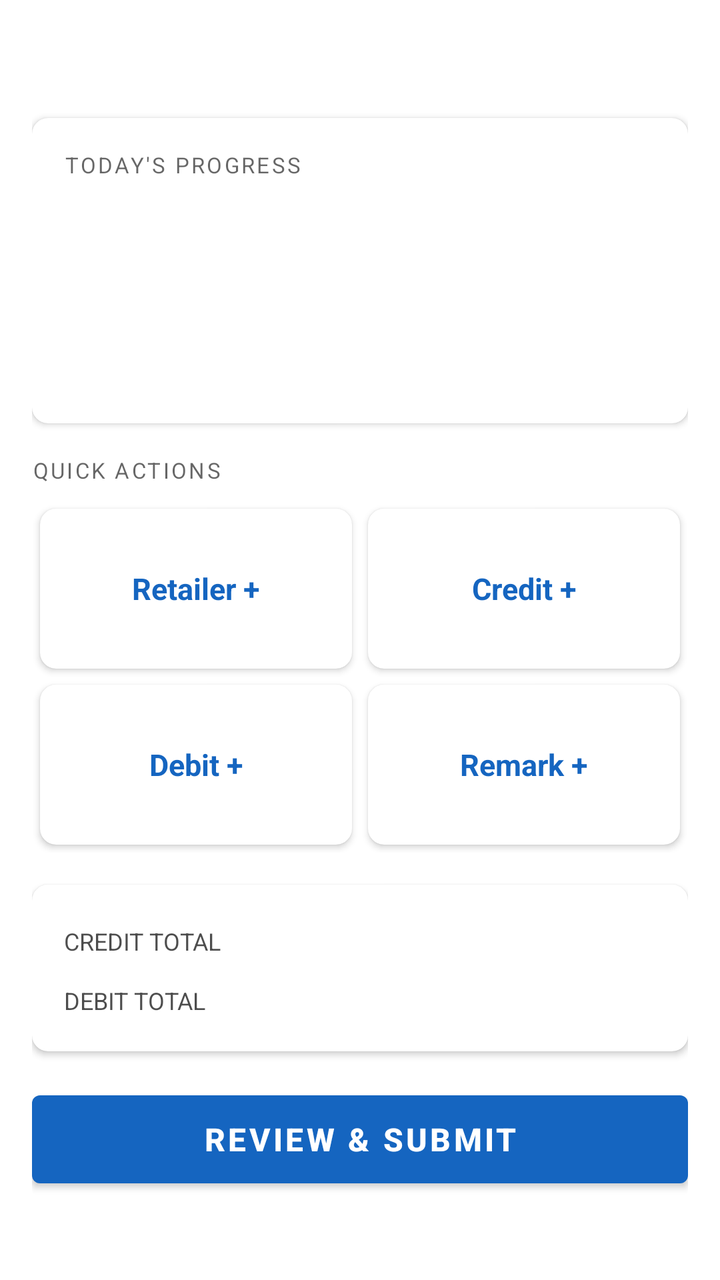
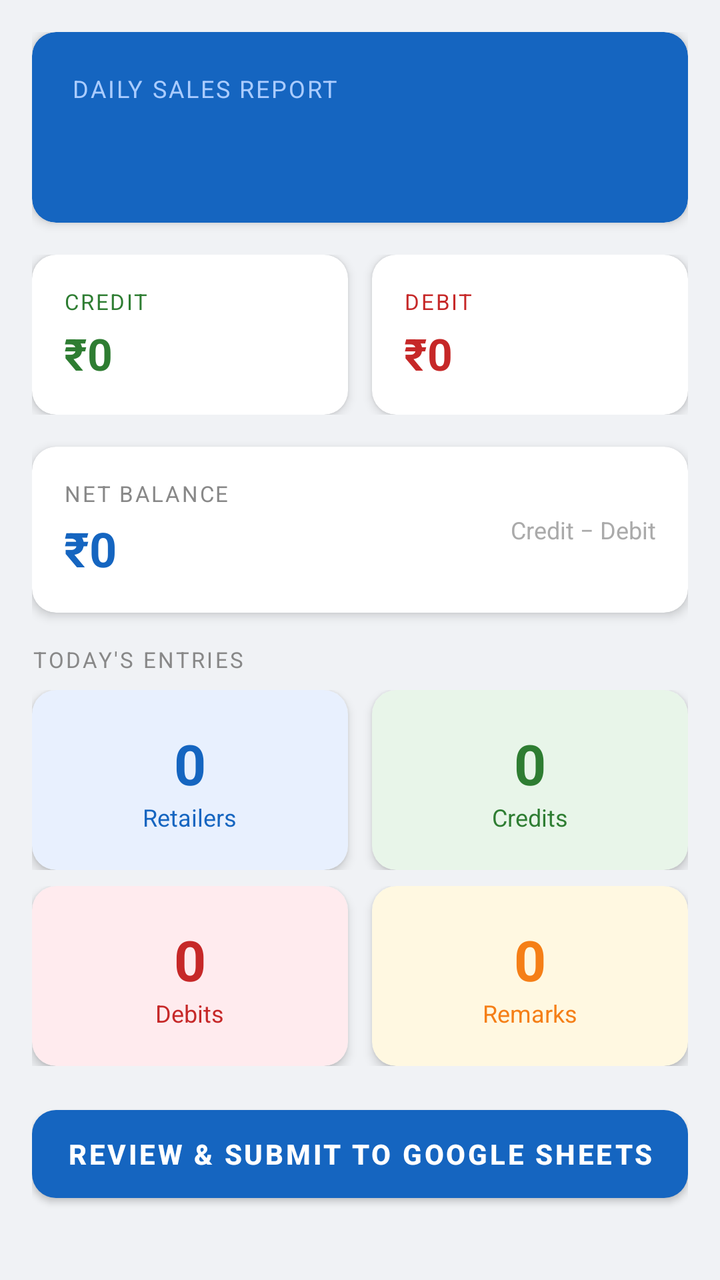

The first picture is an Android layout as it rendered before a commit; the second is the same layout after the commit. The layout source and the unified diff follow.
<!-- AndroidManifest.xml: application theme Theme.DSRApp -->
<!-- res/layout/fragment_dashboard.xml -->
<?xml version="1.0" encoding="utf-8"?>
<androidx.core.widget.NestedScrollView
    xmlns:android="http://schemas.android.com/apk/res/android"
    xmlns:app="http://schemas.android.com/apk/res-auto"
    android:layout_width="match_parent"
    android:layout_height="match_parent"
    android:background="?attr/colorSurface">

    <LinearLayout
        android:layout_width="match_parent"
        android:layout_height="wrap_content"
        android:orientation="vertical"
        android:padding="16dp">

        
        <TextView
            android:id="@+id/tv_dashboard_date"
            android:layout_width="wrap_content"
            android:layout_height="wrap_content"
            android:textSize="20sp"
            android:textStyle="bold"
            android:textColor="?attr/colorPrimary"
            android:layout_marginBottom="16dp" />

        
        <androidx.cardview.widget.CardView
            android:layout_width="match_parent"
            android:layout_height="wrap_content"
            app:cardElevation="2dp"
            app:cardCornerRadius="8dp"
            android:layout_marginBottom="16dp">

            <LinearLayout
                android:layout_width="match_parent"
                android:layout_height="wrap_content"
                android:orientation="vertical"
                android:padding="16dp">

                <TextView
                    android:layout_width="wrap_content"
                    android:layout_height="wrap_content"
                    android:text="TODAY'S PROGRESS"
                    android:textSize="11sp"
                    android:textAllCaps="true"
                    android:letterSpacing="0.1"
                    android:textColor="?attr/colorOnSurface"
                    android:alpha="0.6"
                    android:layout_marginBottom="12dp" />

                <TextView
                    android:id="@+id/tv_count_retailers"
                    android:layout_width="wrap_content"
                    android:layout_height="wrap_content"
                    android:textSize="14sp"
                    android:textColor="?attr/colorOnSurface"
                    android:layout_marginBottom="6dp" />

                <TextView
                    android:id="@+id/tv_count_credit"
                    android:layout_width="wrap_content"
                    android:layout_height="wrap_content"
                    android:textSize="14sp"
                    android:textColor="?attr/colorOnSurface"
                    android:layout_marginBottom="6dp" />

                <TextView
                    android:id="@+id/tv_count_debit"
                    android:layout_width="wrap_content"
                    android:layout_height="wrap_content"
                    android:textSize="14sp"
                    android:textColor="?attr/colorOnSurface"
                    android:layout_marginBottom="6dp" />

                <TextView
                    android:id="@+id/tv_count_remarks"
                    android:layout_width="wrap_content"
                    android:layout_height="wrap_content"
                    android:textSize="14sp"
                    android:textColor="?attr/colorOnSurface" />

            </LinearLayout>
        </androidx.cardview.widget.CardView>

        
        <TextView
            android:layout_width="wrap_content"
            android:layout_height="wrap_content"
            android:text="QUICK ACTIONS"
            android:textSize="11sp"
            android:textAllCaps="true"
            android:letterSpacing="0.1"
            android:textColor="?attr/colorOnSurface"
            android:alpha="0.6"
            android:layout_marginBottom="8dp" />

        <GridLayout
            android:layout_width="match_parent"
            android:layout_height="wrap_content"
            android:columnCount="2"
            android:rowCount="2"
            android:layout_marginBottom="16dp">

            <androidx.cardview.widget.CardView
                android:id="@+id/card_retailer"
                android:layout_width="0dp"
                android:layout_height="80dp"
                android:layout_margin="4dp"
                app:cardElevation="2dp"
                app:cardCornerRadius="8dp"
                android:layout_columnWeight="1">

                <TextView
                    android:layout_width="match_parent"
                    android:layout_height="match_parent"
                    android:gravity="center"
                    android:text="Retailer +"
                    android:textSize="15sp"
                    android:textStyle="bold"
                    android:textColor="?attr/colorPrimary" />
            </androidx.cardview.widget.CardView>

            <androidx.cardview.widget.CardView
                android:id="@+id/card_credit"
                android:layout_width="0dp"
                android:layout_height="80dp"
                android:layout_margin="4dp"
                app:cardElevation="2dp"
                app:cardCornerRadius="8dp"
                android:layout_columnWeight="1">

                <TextView
                    android:layout_width="match_parent"
                    android:layout_height="match_parent"
                    android:gravity="center"
                    android:text="Credit +"
                    android:textSize="15sp"
                    android:textStyle="bold"
                    android:textColor="?attr/colorPrimary" />
            </androidx.cardview.widget.CardView>

            <androidx.cardview.widget.CardView
                android:id="@+id/card_debit"
                android:layout_width="0dp"
                android:layout_height="80dp"
                android:layout_margin="4dp"
                app:cardElevation="2dp"
                app:cardCornerRadius="8dp"
                android:layout_columnWeight="1">

                <TextView
                    android:layout_width="match_parent"
                    android:layout_height="match_parent"
                    android:gravity="center"
                    android:text="Debit +"
                    android:textSize="15sp"
                    android:textStyle="bold"
                    android:textColor="?attr/colorPrimary" />
            </androidx.cardview.widget.CardView>

            <androidx.cardview.widget.CardView
                android:id="@+id/card_remark"
                android:layout_width="0dp"
                android:layout_height="80dp"
                android:layout_margin="4dp"
                app:cardElevation="2dp"
                app:cardCornerRadius="8dp"
                android:layout_columnWeight="1">

                <TextView
                    android:layout_width="match_parent"
                    android:layout_height="match_parent"
                    android:gravity="center"
                    android:text="Remark +"
                    android:textSize="15sp"
                    android:textStyle="bold"
                    android:textColor="?attr/colorPrimary" />
            </androidx.cardview.widget.CardView>

        </GridLayout>

        
        <androidx.cardview.widget.CardView
            android:layout_width="match_parent"
            android:layout_height="wrap_content"
            app:cardElevation="2dp"
            app:cardCornerRadius="8dp"
            android:layout_marginBottom="16dp">

            <LinearLayout
                android:layout_width="match_parent"
                android:layout_height="wrap_content"
                android:orientation="vertical"
                android:padding="16dp">

                <LinearLayout
                    android:layout_width="match_parent"
                    android:layout_height="wrap_content"
                    android:orientation="horizontal"
                    android:layout_marginBottom="8dp">

                    <TextView
                        android:layout_width="0dp"
                        android:layout_height="wrap_content"
                        android:layout_weight="1"
                        android:text="CREDIT TOTAL"
                        android:textSize="12sp"
                        android:textAllCaps="true"
                        android:textColor="?attr/colorOnSurface"
                        android:alpha="0.7" />

                    <TextView
                        android:id="@+id/tv_credit_total"
                        android:layout_width="wrap_content"
                        android:layout_height="wrap_content"
                        android:textSize="16sp"
                        android:textStyle="bold"
                        android:textColor="@color/colorPrimary" />
                </LinearLayout>

                <LinearLayout
                    android:layout_width="match_parent"
                    android:layout_height="wrap_content"
                    android:orientation="horizontal">

                    <TextView
                        android:layout_width="0dp"
                        android:layout_height="wrap_content"
                        android:layout_weight="1"
                        android:text="DEBIT TOTAL"
                        android:textSize="12sp"
                        android:textAllCaps="true"
                        android:textColor="?attr/colorOnSurface"
                        android:alpha="0.7" />

                    <TextView
                        android:id="@+id/tv_debit_total"
                        android:layout_width="wrap_content"
                        android:layout_height="wrap_content"
                        android:textSize="16sp"
                        android:textStyle="bold"
                        android:textColor="@color/colorAccent" />
                </LinearLayout>

            </LinearLayout>
        </androidx.cardview.widget.CardView>

        
        <com.google.android.material.button.MaterialButton
            android:id="@+id/btn_review_submit"
            style="@style/Widget.MaterialComponents.Button"
            android:layout_width="match_parent"
            android:layout_height="56dp"
            android:text="REVIEW &amp; SUBMIT"
            android:textSize="16sp"
            android:textStyle="bold"
            android:layout_marginBottom="80dp" />

    </LinearLayout>
</androidx.core.widget.NestedScrollView>
<!-- resources referenced by this layout -->
<resources>
  <color name="colorAccent">#FF6F00</color>
  <color name="colorPrimary">#1565C0</color>
  <style name="Theme.DSRApp" parent="Theme.MaterialComponents.DayNight.DarkActionBar">
          <item name="colorPrimary">@color/colorPrimary</item>
          <item name="colorPrimaryVariant">@color/colorPrimaryVariant</item>
          <item name="colorOnPrimary">@android:color/white</item>
          <item name="colorAccent">@color/colorAccent</item>
      </style>
  <color name="colorPrimaryVariant">#003c8f</color>
</resources>

<!-- the commit's change to res/layout/fragment_dashboard.xml (unified diff, before → after) -->
@@ -4,245 +4,355 @@
     xmlns:app="http://schemas.android.com/apk/res-auto"
     android:layout_width="match_parent"
     android:layout_height="match_parent"
-    android:background="?attr/colorSurface">
+    android:background="#F0F2F5">
 
     <LinearLayout
         android:layout_width="match_parent"
         android:layout_height="wrap_content"
         android:orientation="vertical"
-        android:padding="16dp">
-
-        
-        <TextView
-            android:id="@+id/tv_dashboard_date"
-            android:layout_width="wrap_content"
-            android:layout_height="wrap_content"
-            android:textSize="20sp"
-            android:textStyle="bold"
-            android:textColor="?attr/colorPrimary"
-            android:layout_marginBottom="16dp" />
+        android:paddingStart="16dp"
+        android:paddingEnd="16dp"
+        android:paddingTop="16dp"
+        android:paddingBottom="100dp">
 
         
         <androidx.cardview.widget.CardView
             android:layout_width="match_parent"
             android:layout_height="wrap_content"
-            app:cardElevation="2dp"
-            app:cardCornerRadius="8dp"
+            app:cardElevation="3dp"
+            app:cardCornerRadius="12dp"
+            app:cardBackgroundColor="@color/colorPrimary"
             android:layout_marginBottom="16dp">
 
             <LinearLayout
                 android:layout_width="match_parent"
                 android:layout_height="wrap_content"
                 android:orientation="vertical"
-                android:padding="16dp">
+                android:padding="20dp">
 
                 <TextView
                     android:layout_width="wrap_content"
                     android:layout_height="wrap_content"
-                    android:text="TODAY'S PROGRESS"
-                    android:textSize="11sp"
+                    android:text="Daily Sales Report"
+                    android:textSize="12sp"
                     android:textAllCaps="true"
-                    android:letterSpacing="0.1"
-                    android:textColor="?attr/colorOnSurface"
-                    android:alpha="0.6"
-                    android:layout_marginBottom="12dp" />
+                    android:letterSpacing="0.08"
+                    android:textColor="#AACCFF" />
 
                 <TextView
-                    android:id="@+id/tv_count_retailers"
+                    android:id="@+id/tv_dashboard_date"
                     android:layout_width="wrap_content"
                     android:layout_height="wrap_content"
-                    android:textSize="14sp"
-                    android:textColor="?attr/colorOnSurface"
-                    android:layout_marginBottom="6dp" />
-
-                <TextView
-                    android:id="@+id/tv_count_credit"
-                    android:layout_width="wrap_content"
-                    android:layout_height="wrap_content"
-                    android:textSize="14sp"
-                    android:textColor="?attr/colorOnSurface"
-                    android:layout_marginBottom="6dp" />
-
-                <TextView
-                    android:id="@+id/tv_count_debit"
-                    android:layout_width="wrap_content"
-                    android:layout_height="wrap_content"
-                    android:textSize="14sp"
-                    android:textColor="?attr/colorOnSurface"
-                    android:layout_marginBottom="6dp" />
-
-                <TextView
-                    android:id="@+id/tv_count_remarks"
-                    android:layout_width="wrap_content"
-                    android:layout_height="wrap_content"
-                    android:textSize="14sp"
-                    android:textColor="?attr/colorOnSurface" />
-
+                    android:textSize="26sp"
+                    android:textStyle="bold"
+                    android:textColor="#FFFFFF"
+                    android:layout_marginTop="4dp" />
             </LinearLayout>
         </androidx.cardview.widget.CardView>
 
         
+        <LinearLayout
+            android:layout_width="match_parent"
+            android:layout_height="wrap_content"
+            android:orientation="horizontal"
+            android:layout_marginBottom="16dp">
+
+            
+            <androidx.cardview.widget.CardView
+                android:layout_width="0dp"
+                android:layout_height="wrap_content"
+                android:layout_weight="1"
+                android:layout_marginEnd="6dp"
+                app:cardElevation="3dp"
+                app:cardCornerRadius="12dp"
+                app:cardBackgroundColor="#FFFFFF">
+
+                <LinearLayout
+                    android:layout_width="match_parent"
+                    android:layout_height="wrap_content"
+                    android:orientation="vertical"
+                    android:padding="16dp">
+
+                    <TextView
+                        android:layout_width="wrap_content"
+                        android:layout_height="wrap_content"
+                        android:text="CREDIT"
+                        android:textSize="11sp"
+                        android:textAllCaps="true"
+                        android:letterSpacing="0.08"
+                        android:textColor="@color/colorGreen" />
+
+                    <TextView
+                        android:id="@+id/tv_credit_total"
+                        android:layout_width="wrap_content"
+                        android:layout_height="wrap_content"
+                        android:text="₹0"
+                        android:textSize="22sp"
+                        android:textStyle="bold"
+                        android:textColor="@color/colorGreen"
+                        android:layout_marginTop="4dp" />
+                </LinearLayout>
+            </androidx.cardview.widget.CardView>
+
+            
+            <androidx.cardview.widget.CardView
+                android:layout_width="0dp"
+                android:layout_height="wrap_content"
+                android:layout_weight="1"
+                android:layout_marginStart="6dp"
+                app:cardElevation="3dp"
+                app:cardCornerRadius="12dp"
+                app:cardBackgroundColor="#FFFFFF">
+
+                <LinearLayout
+                    android:layout_width="match_parent"
+                    android:layout_height="wrap_content"
+                    android:orientation="vertical"
+                    android:padding="16dp">
+
+                    <TextView
+                        android:layout_width="wrap_content"
+                        android:layout_height="wrap_content"
+                        android:text="DEBIT"
+                        android:textSize="11sp"
+                        android:textAllCaps="true"
+                        android:letterSpacing="0.08"
+                        android:textColor="@color/colorRed" />
+
+                    <TextView
+                        android:id="@+id/tv_debit_total"
+                        android:layout_width="wrap_content"
+                        android:layout_height="wrap_content"
+                        android:text="₹0"
+                        android:textSize="22sp"
+                        android:textStyle="bold"
+                        android:textColor="@color/colorRed"
+                        android:layout_marginTop="4dp" />
+                </LinearLayout>
+            </androidx.cardview.widget.CardView>
+        </LinearLayout>
+
+        
+        <androidx.cardview.widget.CardView
+            android:layout_width="match_parent"
+            android:layout_height="wrap_content"
+            app:cardElevation="3dp"
+            app:cardCornerRadius="12dp"
+            app:cardBackgroundColor="#FFFFFF"
+            android:layout_marginBottom="16dp">
+
+            <LinearLayout
+                android:layout_width="match_parent"
+                android:layout_height="wrap_content"
+                android:orientation="horizontal"
+                android:padding="16dp"
+                android:gravity="center_vertical">
+
+                <LinearLayout
+                    android:layout_width="0dp"
+                    android:layout_height="wrap_content"
+                    android:layout_weight="1"
+                    android:orientation="vertical">
+
+                    <TextView
+                        android:layout_width="wrap_content"
+                        android:layout_height="wrap_content"
+                        android:text="NET BALANCE"
+                        android:textSize="11sp"
+                        android:textAllCaps="true"
+                        android:letterSpacing="0.08"
+                        android:textColor="#888888" />
+
+                    <TextView
+                        android:id="@+id/tv_net_balance"
+                        android:layout_width="wrap_content"
+                        android:layout_height="wrap_content"
+                        android:text="₹0"
+                        android:textSize="24sp"
+                        android:textStyle="bold"
+                        android:textColor="@color/colorPrimary"
+                        android:layout_marginTop="4dp" />
+                </LinearLayout>
+
+                <TextView
+                    android:id="@+id/tv_net_label"
+                    android:layout_width="wrap_content"
+                    android:layout_height="wrap_content"
+                    android:text="Credit − Debit"
+                    android:textSize="12sp"
+                    android:textColor="#AAAAAA" />
+            </LinearLayout>
+        </androidx.cardview.widget.CardView>
+
+        
         <TextView
             android:layout_width="wrap_content"
             android:layout_height="wrap_content"
-            android:text="QUICK ACTIONS"
+            android:text="TODAY'S ENTRIES"
             android:textSize="11sp"
             android:textAllCaps="true"
             android:letterSpacing="0.1"
-            android:textColor="?attr/colorOnSurface"
-            android:alpha="0.6"
+            android:textColor="#888888"
             android:layout_marginBottom="8dp" />
 
-        <GridLayout
-            android:layout_width="match_parent"
-            android:layout_height="wrap_content"
-            android:columnCount="2"
-            android:rowCount="2"
+        
+        <LinearLayout
+            android:layout_width="match_parent"
+            android:layout_height="wrap_content"
+            android:orientation="horizontal"
+            android:layout_marginBottom="8dp">
+
+            
+            <androidx.cardview.widget.CardView
+                android:id="@+id/card_retailer"
+                android:layout_width="0dp"
+                android:layout_height="90dp"
+                android:layout_weight="1"
+                android:layout_marginEnd="6dp"
+                app:cardElevation="3dp"
+                app:cardCornerRadius="12dp"
+                app:cardBackgroundColor="#E8F0FE">
+
+                <LinearLayout
+                    android:layout_width="match_parent"
+                    android:layout_height="match_parent"
+                    android:orientation="vertical"
+                    android:gravity="center"
+                    android:padding="12dp">
+
+                    <TextView
+                        android:id="@+id/tv_count_retailers"
+                        android:layout_width="wrap_content"
+                        android:layout_height="wrap_content"
+                        android:text="0"
+                        android:textSize="28sp"
+                        android:textStyle="bold"
+                        android:textColor="@color/colorPrimary" />
+
+                    <TextView
+                        android:layout_width="wrap_content"
+                        android:layout_height="wrap_content"
+                        android:text="Retailers"
+                        android:textSize="12sp"
+                        android:textColor="@color/colorPrimary" />
+                </LinearLayout>
+            </androidx.cardview.widget.CardView>
+
+            
+            <androidx.cardview.widget.CardView
+                android:id="@+id/card_credit"
+                android:layout_width="0dp"
+                android:layout_height="90dp"
+                android:layout_weight="1"
+                android:layout_marginStart="6dp"
+                app:cardElevation="3dp"
+                app:cardCornerRadius="12dp"
+                app:cardBackgroundColor="#E8F5E9">
+
+                <LinearLayout
+                    android:layout_width="match_parent"
+                    android:layout_height="match_parent"
+                    android:orientation="vertical"
+                    android:gravity="center"
+                    android:padding="12dp">
+
+                    <TextView
+                        android:id="@+id/tv_count_credit"
+                        android:layout_width="wrap_content"
+                        android:layout_height="wrap_content"
+                        android:text="0"
+                        android:textSize="28sp"
+                        android:textStyle="bold"
+                        android:textColor="@color/colorGreen" />
+
+                    <TextView
+                        android:layout_width="wrap_content"
+                        android:layout_height="wrap_content"
+                        android:text="Credits"
+                        android:textSize="12sp"
+                        android:textColor="@color/colorGreen" />
+                </LinearLayout>
+            </androidx.cardview.widget.CardView>
+        </LinearLayout>
+
+        <LinearLayout
+            android:layout_width="match_parent"
+            android:layout_height="wrap_content"
+            android:orientation="horizontal"
             android:layout_marginBottom="16dp">
 
-            <androidx.cardview.widget.CardView
-                android:id="@+id/card_retailer"
-                android:layout_width="0dp"
-                android:layout_height="80dp"
-                android:layout_margin="4dp"
-                app:cardElevation="2dp"
-                app:cardCornerRadius="8dp"
-                android:layout_columnWeight="1">
-
-                <TextView
+            
+            <androidx.cardview.widget.CardView
+                android:id="@+id/card_debit"
+                android:layout_width="0dp"
+                android:layout_height="90dp"
+                android:layout_weight="1"
+                android:layout_marginEnd="6dp"
+                app:cardElevation="3dp"
+                app:cardCornerRadius="12dp"
+                app:cardBackgroundColor="#FFEBEE">
+
+                <LinearLayout
                     android:layout_width="match_parent"
                     android:layout_height="match_parent"
+                    android:orientation="vertical"
                     android:gravity="center"
-                    android:text="Retailer +"
-                    android:textSize="15sp"
-                    android:textStyle="bold"
-                    android:textColor="?attr/colorPrimary" />
-            </androidx.cardview.widget.CardView>
-
-            <androidx.cardview.widget.CardView
-                android:id="@+id/card_credit"
-                android:layout_width="0dp"
-                android:layout_height="80dp"
-                android:layout_margin="4dp"
-                app:cardElevation="2dp"
-                app:cardCornerRadius="8dp"
-                android:layout_columnWeight="1">
-
-                <TextView
+                    android:padding="12dp">
+
+                    <TextView
+                        android:id="@+id/tv_count_debit"
+                        android:layout_width="wrap_content"
+                        android:layout_height="wrap_content"
+                        android:text="0"
+                        android:textSize="28sp"
+                        android:textStyle="bold"
+                        android:textColor="@color/colorRed" />
+
+                    <TextView
+                        android:layout_width="wrap_content"
+                        android:layout_height="wrap_content"
+                        android:text="Debits"
+                        android:textSize="12sp"
+                        android:textColor="@color/colorRed" />
+                </LinearLayout>
+            </androidx.cardview.widget.CardView>
+
+            
+            <androidx.cardview.widget.CardView
+                android:id="@+id/card_remark"
+                android:layout_width="0dp"
+                android:layout_height="90dp"
+                android:layout_weight="1"
+                android:layout_marginStart="6dp"
+                app:cardElevation="3dp"
+                app:cardCornerRadius="12dp"
+                app:cardBackgroundColor="#FFF8E1">
+
+                <LinearLayout
                     android:layout_width="match_parent"
                     android:layout_height="match_parent"
+                    android:orientation="vertical"
                     android:gravity="center"
-                    android:text="Credit +"
-                    android:textSize="15sp"
-                    android:textStyle="bold"
-                    android:textColor="?attr/colorPrimary" />
-            </androidx.cardview.widget.CardView>
-
-            <androidx.cardview.widget.CardView
-                android:id="@+id/card_debit"
-                android:layout_width="0dp"
-                android:layout_height="80dp"
-                android:layout_margin="4dp"
-                app:cardElevation="2dp"
-                app:cardCornerRadius="8dp"
-                android:layout_columnWeight="1">
-
-                <TextView
-                    android:layout_width="match_parent"
-                    android:layout_height="match_parent"
-                    android:gravity="center"
-                    android:text="Debit +"
-                    android:textSize="15sp"
-                    android:textStyle="bold"
-                    android:textColor="?attr/colorPrimary" />
-            </androidx.cardview.widget.CardView>
-
-            <androidx.cardview.widget.CardView
-                android:id="@+id/card_remark"
-                android:layout_width="0dp"
-                android:layout_height="80dp"
-                android:layout_margin="4dp"
-                app:cardElevation="2dp"
-                app:cardCornerRadius="8dp"
-                android:layout_columnWeight="1">
-
-                <TextView
-                    android:layout_width="match_parent"
-                    android:layout_height="match_parent"
-                    android:gravity="center"
-                    android:text="Remark +"
-                    android:textSize="15sp"
-                    android:textStyle="bold"
-                    android:textColor="?attr/colorPrimary" />
-            </androidx.cardview.widget.CardView>
-
-        </GridLayout>
-
-        
-        <androidx.cardview.widget.CardView
-            android:layout_width="match_parent"
-            android:layout_height="wrap_content"
-            app:cardElevation="2dp"
-            app:cardCornerRadius="8dp"
-            android:layout_marginBottom="16dp">
-
-            <LinearLayout
-                android:layout_width="match_parent"
-                android:layout_height="wrap_content"
-                android:orientation="vertical"
-                android:padding="16dp">
-
-                <LinearLayout
-                    android:layout_width="match_parent"
-                    android:layout_height="wrap_content"
-                    android:orientation="horizontal"
-                    android:layout_marginBottom="8dp">
-
-                    <TextView
-                        android:layout_width="0dp"
-                        android:layout_height="wrap_content"
-                        android:layout_weight="1"
-                        android:text="CREDIT TOTAL"
+                    android:padding="12dp">
+
+                    <TextView
+                        android:id="@+id/tv_count_remarks"
+                        android:layout_width="wrap_content"
+                        android:layout_height="wrap_content"
+                        android:text="0"
+                        android:textSize="28sp"
+                        android:textStyle="bold"
+                        android:textColor="@color/colorAmber" />
+
+                    <TextView
+                        android:layout_width="wrap_content"
+                        android:layout_height="wrap_content"
+                        android:text="Remarks"
                         android:textSize="12sp"
-                        android:textAllCaps="true"
-                        android:textColor="?attr/colorOnSurface"
-                        android:alpha="0.7" />
-
-                    <TextView
-                        android:id="@+id/tv_credit_total"
-                        android:layout_width="wrap_content"
-                        android:layout_height="wrap_content"
-                        android:textSize="16sp"
-                        android:textStyle="bold"
-                        android:textColor="@color/colorPrimary" />
-                </LinearLayout>
-
-                <LinearLayout
-                    android:layout_width="match_parent"
-                    android:layout_height="wrap_content"
-                    android:orientation="horizontal">
-
-                    <TextView
-                        android:layout_width="0dp"
-                        android:layout_height="wrap_content"
-                        android:layout_weight="1"
-                        android:text="DEBIT TOTAL"
-                        android:textSize="12sp"
-                        android:textAllCaps="true"
-                        android:textColor="?attr/colorOnSurface"
-                        android:alpha="0.7" />
-
-                    <TextView
-                        android:id="@+id/tv_debit_total"
-                        android:layout_width="wrap_content"
-                        android:layout_height="wrap_content"
-                        android:textSize="16sp"
-                        android:textStyle="bold"
-                        android:textColor="@color/colorAccent" />
-                </LinearLayout>
-
-            </LinearLayout>
-        </androidx.cardview.widget.CardView>
+                        android:textColor="@color/colorAmber" />
+                </LinearLayout>
+            </androidx.cardview.widget.CardView>
+        </LinearLayout>
 
         
         <com.google.android.material.button.MaterialButton
@@ -250,10 +360,10 @@
             style="@style/Widget.MaterialComponents.Button"
             android:layout_width="match_parent"
             android:layout_height="56dp"
-            android:text="REVIEW &amp; SUBMIT"
-            android:textSize="16sp"
+            android:text="REVIEW &amp; SUBMIT TO GOOGLE SHEETS"
+            android:textSize="14sp"
             android:textStyle="bold"
-            android:layout_marginBottom="80dp" />
+            app:cornerRadius="12dp" />
 
     </LinearLayout>
 </androidx.core.widget.NestedScrollView>
<!-- resource entries referenced after the edit -->
@@ -1,7 +1,10 @@
 <!-- resources referenced by this layout -->
 <resources>
-  <color name="colorAccent">#FF6F00</color>
+  <color name="colorAmber">#F57F17</color>
+  <color name="colorGreen">#2E7D32</color>
+  <color name="colorAccent">#E53935</color>
   <color name="colorPrimary">#1565C0</color>
+  <color name="colorRed">#C62828</color>
   <style name="Theme.DSRApp" parent="Theme.MaterialComponents.DayNight.DarkActionBar">
           <item name="colorPrimary">@color/colorPrimary</item>
           <item name="colorPrimaryVariant">@color/colorPrimaryVariant</item>
